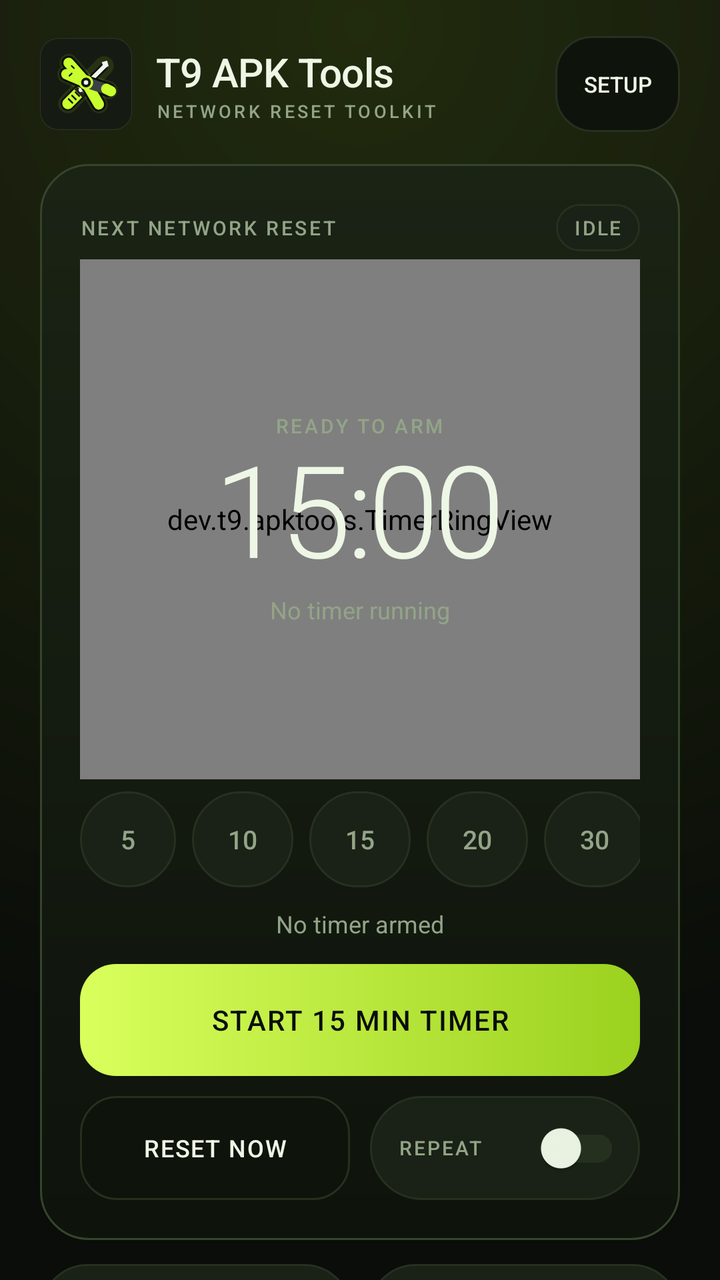
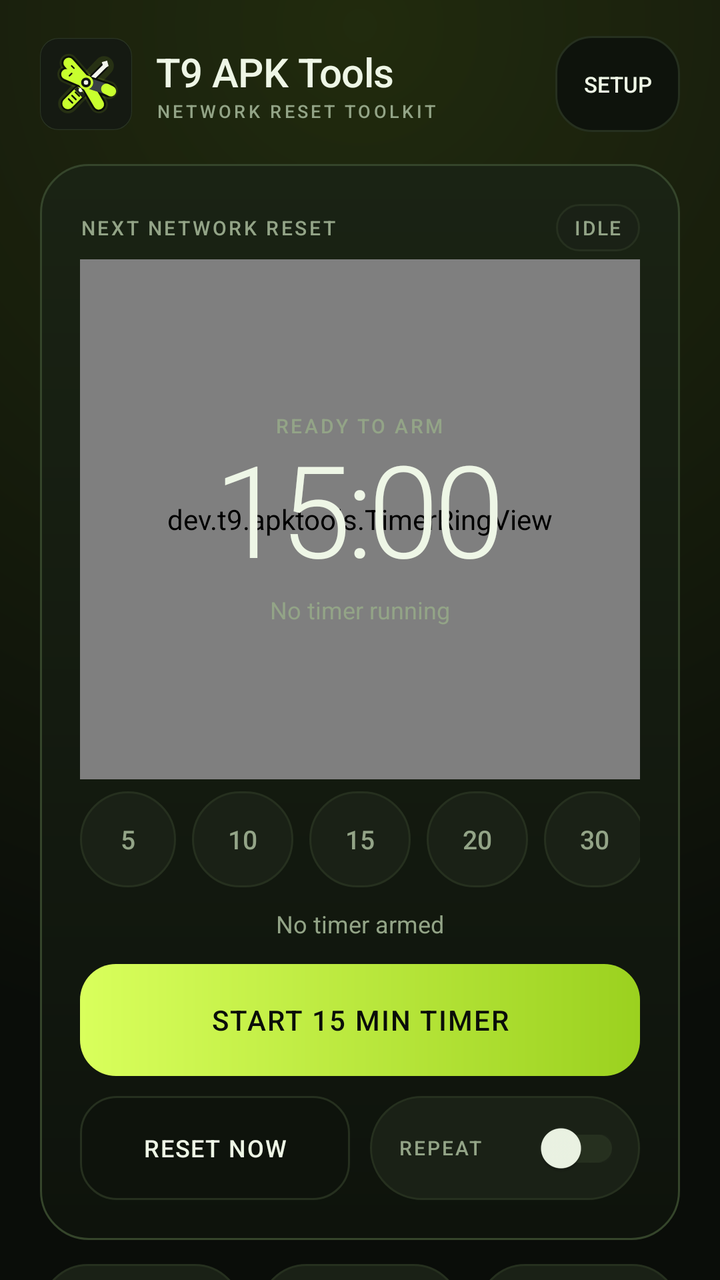

Screens rendered from an Android XML layout before and after an edit, with the pre-edit source and the edit as a unified diff.
<!-- AndroidManifest.xml: application theme Theme.T9 -->
<!-- res/layout/activity_main.xml -->
<?xml version="1.0" encoding="utf-8"?>
<androidx.core.widget.NestedScrollView xmlns:android="http://schemas.android.com/apk/res/android"
    xmlns:app="http://schemas.android.com/apk/res-auto"
    android:layout_width="match_parent"
    android:layout_height="match_parent"
    android:background="@drawable/bg_app"
    android:fillViewport="true"
    android:scrollbars="none">

    <LinearLayout
        android:layout_width="match_parent"
        android:layout_height="wrap_content"
        android:orientation="vertical"
        android:paddingStart="20dp"
        android:paddingEnd="20dp"
        android:paddingTop="18dp"
        android:paddingBottom="32dp">

        <LinearLayout
            android:layout_width="match_parent"
            android:layout_height="wrap_content"
            android:gravity="center_vertical"
            android:orientation="horizontal">

            <ImageView
                android:layout_width="46dp"
                android:layout_height="46dp"
                android:contentDescription="@string/app_name"
                android:src="@drawable/ic_logo" />

            <LinearLayout
                android:layout_width="0dp"
                android:layout_height="wrap_content"
                android:layout_marginStart="12dp"
                android:layout_weight="1"
                android:orientation="vertical">

                <TextView
                    android:layout_width="wrap_content"
                    android:layout_height="wrap_content"
                    android:fontFamily="sans-serif-medium"
                    android:letterSpacing="-0.01"
                    android:text="@string/app_name"
                    android:textColor="@color/text"
                    android:textSize="20sp" />

                <TextView
                    android:layout_width="wrap_content"
                    android:layout_height="wrap_content"
                    android:fontFamily="sans-serif-medium"
                    android:letterSpacing="0.16"
                    android:text="NETWORK RESET TOOLKIT"
                    android:textColor="@color/muted"
                    android:textSize="9sp" />
            </LinearLayout>

            <TextView
                android:id="@+id/btnSetup"
                style="@style/T9SmallGhost"
                android:layout_marginStart="8dp"
                android:text="SETUP" />
        </LinearLayout>

        <LinearLayout style="@style/T9CardHero">

            <LinearLayout
                android:layout_width="match_parent"
                android:layout_height="wrap_content"
                android:gravity="center_vertical"
                android:orientation="horizontal">

                <TextView
                    style="@style/T9Label"
                    android:layout_weight="1"
                    android:text="NEXT NETWORK RESET" />

                <TextView
                    android:id="@+id/tvStatePill"
                    style="@style/T9StatusPill"
                    android:text="IDLE" />
            </LinearLayout>

            <FrameLayout
                android:layout_width="match_parent"
                android:layout_height="260dp"
                android:layout_marginTop="4dp">

                <dev.t9.apktools.TimerRingView
                    android:id="@+id/ring"
                    android:layout_width="match_parent"
                    android:layout_height="match_parent" />

                <LinearLayout
                    android:layout_width="wrap_content"
                    android:layout_height="wrap_content"
                    android:layout_gravity="center"
                    android:gravity="center"
                    android:orientation="vertical">

                    <TextView
                        android:id="@+id/tvRingLabel"
                        style="@style/T9Label"
                        android:text="READY TO ARM" />

                    <TextView
                        android:id="@+id/tvTime"
                        android:layout_width="wrap_content"
                        android:layout_height="wrap_content"
                        android:fontFamily="sans-serif-light"
                        android:fontFeatureSettings="tnum"
                        android:includeFontPadding="false"
                        android:letterSpacing="-0.04"
                        android:text="15:00"
                        android:textColor="@color/text"
                        android:textSize="64sp" />

                    <TextView
                        android:id="@+id/tvRingStatus"
                        android:layout_width="wrap_content"
                        android:layout_height="wrap_content"
                        android:layout_marginTop="2dp"
                        android:gravity="center"
                        android:text="No timer running"
                        android:textColor="@color/muted"
                        android:textSize="12sp" />
                </LinearLayout>
            </FrameLayout>

            <HorizontalScrollView
                android:layout_width="match_parent"
                android:layout_height="wrap_content"
                android:layout_marginTop="6dp"
                android:clipToPadding="false"
                android:scrollbars="none">

                <LinearLayout
                    android:layout_width="wrap_content"
                    android:layout_height="wrap_content"
                    android:orientation="horizontal"
                    android:paddingEnd="4dp">

                    <TextView android:id="@+id/chip5" style="@style/T9Chip" android:text="5" />
                    <TextView android:id="@+id/chip10" style="@style/T9Chip" android:text="10" />
                    <TextView android:id="@+id/chip15" style="@style/T9Chip" android:text="15" />
                    <TextView android:id="@+id/chip20" style="@style/T9Chip" android:text="20" />
                    <TextView android:id="@+id/chip30" style="@style/T9Chip" android:text="30" />
                    <TextView android:id="@+id/chipCustom" style="@style/T9Chip" android:text="CUSTOM" />
                </LinearLayout>
            </HorizontalScrollView>

            <TextView
                android:id="@+id/tvNext"
                android:layout_width="match_parent"
                android:layout_height="wrap_content"
                android:layout_marginTop="10dp"
                android:gravity="center"
                android:lineSpacingMultiplier="1.3"
                android:text="No timer armed"
                android:textColor="@color/muted"
                android:textSize="12sp" />

            <TextView
                android:id="@+id/btnPrimary"
                style="@style/T9PrimaryButton"
                android:layout_marginTop="12dp"
                android:text="START 15 MIN TIMER" />

            <LinearLayout
                android:layout_width="match_parent"
                android:layout_height="wrap_content"
                android:layout_marginTop="10dp"
                android:orientation="horizontal">

                <TextView
                    android:id="@+id/btnResetNow"
                    style="@style/T9GhostButton"
                    android:layout_width="0dp"
                    android:layout_height="52dp"
                    android:layout_weight="1"
                    android:text="RESET NOW" />

                <Space
                    android:layout_width="10dp"
                    android:layout_height="1dp" />

                <LinearLayout
                    android:layout_width="0dp"
                    android:layout_height="52dp"
                    android:layout_weight="1"
                    android:background="@drawable/bg_pill"
                    android:gravity="center_vertical"
                    android:orientation="horizontal"
                    android:paddingStart="14dp"
                    android:paddingEnd="10dp">

                    <TextView
                        android:layout_width="0dp"
                        android:layout_height="wrap_content"
                        android:layout_weight="1"
                        android:fontFamily="sans-serif-medium"
                        android:letterSpacing="0.1"
                        android:text="REPEAT"
                        android:textColor="@color/muted"
                        android:textSize="10sp" />

                    <androidx.appcompat.widget.SwitchCompat
                        android:id="@+id/switchRepeat"
                        android:layout_width="wrap_content"
                        android:layout_height="wrap_content"
                        app:showText="false" />
                </LinearLayout>
            </LinearLayout>
        </LinearLayout>

        <LinearLayout
            android:layout_width="match_parent"
            android:layout_height="wrap_content"
            android:layout_marginTop="12dp"
            android:orientation="horizontal">

            <TextView
                android:id="@+id/chipAccess"
                android:layout_width="0dp"
                android:layout_height="48dp"
                android:layout_weight="1"
                android:background="@drawable/bg_pill"
                android:ellipsize="end"
                android:fontFamily="sans-serif-medium"
                android:gravity="center"
                android:letterSpacing="0.04"
                android:singleLine="true"
                android:text="ACCESSIBILITY OFF"
                android:textColor="@color/muted"
                android:textSize="10sp" />

            <Space
                android:layout_width="8dp"
                android:layout_height="1dp" />

            <TextView
                android:id="@+id/chipDirect"
                android:layout_width="0dp"
                android:layout_height="48dp"
                android:layout_weight="1"
                android:background="@drawable/bg_pill"
                android:ellipsize="end"
                android:fontFamily="sans-serif-medium"
                android:gravity="center"
                android:letterSpacing="0.04"
                android:singleLine="true"
                android:text="ADB DIRECT OFF"
                android:textColor="@color/muted"
                android:textSize="10sp" />
        </LinearLayout>

        <LinearLayout style="@style/T9Card">

            <LinearLayout
                android:layout_width="match_parent"
                android:layout_height="wrap_content"
                android:gravity="center_vertical"
                android:orientation="horizontal">

                <TextView
                    style="@style/T9Label"
                    android:layout_weight="1"
                    android:text="PUBLIC IP" />

                <TextView
                    android:id="@+id/tvIpBadge"
                    style="@style/T9StatusPill"
                    android:text="NOT CHECKED" />

                <ImageButton
                    android:id="@+id/btnRefreshIp"
                    android:layout_width="48dp"
                    android:layout_height="48dp"
                    android:layout_marginStart="8dp"
                    android:background="@drawable/bg_icon_button"
                    android:contentDescription="Refresh public IP"
                    android:padding="13dp"
                    android:src="@drawable/ic_refresh"
                    android:tint="@color/muted" />
            </LinearLayout>

            <TextView
                android:id="@+id/tvIp"
                android:layout_width="match_parent"
                android:layout_height="wrap_content"
                android:layout_marginTop="2dp"
                android:fontFamily="monospace"
                android:fontFeatureSettings="tnum"
                android:letterSpacing="-0.02"
                android:text="—"
                android:textColor="@color/text"
                android:textSize="30sp" />

            <TextView
                android:id="@+id/tvIpMeta"
                android:layout_width="match_parent"
                android:layout_height="wrap_content"
                android:layout_marginTop="2dp"
                android:text="No check yet"
                android:textColor="@color/muted_dim"
                android:textSize="11sp" />

            <LinearLayout
                android:id="@+id/ipCompare"
                android:layout_width="match_parent"
                android:layout_height="wrap_content"
                android:layout_marginTop="12dp"
                android:background="@drawable/bg_compare"
                android:orientation="vertical"
                android:paddingStart="12dp"
                android:paddingTop="10dp"
                android:paddingEnd="12dp"
                android:paddingBottom="11dp"
                android:visibility="gone">

                <LinearLayout
                    android:layout_width="match_parent"
                    android:layout_height="wrap_content"
                    android:gravity="center_vertical"
                    android:orientation="horizontal">

                    <TextView
                        android:layout_width="0dp"
                        android:layout_height="wrap_content"
                        android:layout_weight="1"
                        android:fontFamily="sans-serif-medium"
                        android:letterSpacing="0.1"
                        android:text="LAST RESET"
                        android:textAllCaps="true"
                        android:textColor="@color/muted_dim"
                        android:textSize="9sp" />

                    <TextView
                        android:id="@+id/tvIpVerdict"
                        style="@style/T9StatusPill"
                        android:text="CHANGED" />
                </LinearLayout>

                <LinearLayout
                    android:layout_width="match_parent"
                    android:layout_height="wrap_content"
                    android:layout_marginTop="8dp"
                    android:baselineAligned="false"
                    android:gravity="center_vertical"
                    android:orientation="horizontal">

                    <LinearLayout
                        android:layout_width="0dp"
                        android:layout_height="wrap_content"
                        android:layout_weight="1"
                        android:orientation="vertical">

                        <TextView
                            android:layout_width="wrap_content"
                            android:layout_height="wrap_content"
                            android:fontFamily="sans-serif-medium"
                            android:letterSpacing="0.1"
                            android:text="BEFORE"
                            android:textAllCaps="true"
                            android:textColor="@color/muted_dim"
                            android:textSize="9sp" />

                        <TextView
                            android:id="@+id/tvIpBefore"
                            android:layout_width="match_parent"
                            android:layout_height="wrap_content"
                            android:ellipsize="end"
                            android:fontFamily="monospace"
                            android:singleLine="true"
                            android:text="—"
                            android:textColor="@color/text"
                            android:textSize="14sp" />

                        <TextView
                            android:id="@+id/tvIpBeforeAt"
                            android:layout_width="wrap_content"
                            android:layout_height="wrap_content"
                            android:fontFamily="monospace"
                            android:text=""
                            android:textColor="@color/muted_dim"
                            android:textSize="9sp" />
                    </LinearLayout>

                    <TextView
                        android:id="@+id/tvIpArrow"
                        android:layout_width="wrap_content"
                        android:layout_height="wrap_content"
                        android:layout_marginStart="10dp"
                        android:layout_marginEnd="10dp"
                        android:text="→"
                        android:textColor="@color/lime"
                        android:textSize="18sp" />

                    <LinearLayout
                        android:layout_width="0dp"
                        android:layout_height="wrap_content"
                        android:layout_weight="1"
                        android:orientation="vertical">

                        <TextView
                            android:layout_width="wrap_content"
                            android:layout_height="wrap_content"
                            android:fontFamily="sans-serif-medium"
                            android:letterSpacing="0.1"
                            android:text="AFTER"
                            android:textAllCaps="true"
                            android:textColor="@color/muted_dim"
                            android:textSize="9sp" />

                        <TextView
                            android:id="@+id/tvIpAfter"
                            android:layout_width="match_parent"
                            android:layout_height="wrap_content"
                            android:ellipsize="end"
                            android:fontFamily="monospace"
                            android:singleLine="true"
                            android:text="—"
                            android:textColor="@color/lime"
                            android:textSize="14sp" />

                        <TextView
                            android:id="@+id/tvIpAfterAt"
                            android:layout_width="wrap_content"
                            android:layout_height="wrap_content"
                            android:fontFamily="monospace"
                            android:text=""
                            android:textColor="@color/muted_dim"
                            android:textSize="9sp" />
                    </LinearLayout>
                </LinearLayout>
            </LinearLayout>

            <TextView
                android:id="@+id/tvIpPrev"
                android:layout_width="match_parent"
                android:layout_height="wrap_content"
                android:layout_marginTop="10dp"
                android:lineSpacingMultiplier="1.3"
                android:text="Tap refresh. The app also reads the address once when it opens."
                android:textColor="@color/muted"
                android:textSize="12sp" />

            <LinearLayout
                android:id="@+id/btnIpDetails"
                android:layout_width="match_parent"
                android:layout_height="48dp"
                android:layout_marginTop="10dp"
                android:background="@drawable/bg_btn_ghost"
                android:clickable="true"
                android:contentDescription="Show the recent public IP checks"
                android:focusable="true"
                android:gravity="center"
                android:orientation="horizontal">

                <TextView
                    android:id="@+id/tvIpDetailsLabel"
                    android:layout_width="wrap_content"
                    android:layout_height="wrap_content"
                    android:fontFamily="sans-serif-medium"
                    android:letterSpacing="0.08"
                    android:text="DETAILS"
                    android:textAllCaps="true"
                    android:textColor="@color/text"
                    android:textSize="10sp" />

                <ImageView
                    android:id="@+id/ivIpChevron"
                    android:layout_width="16dp"
                    android:layout_height="16dp"
                    android:layout_marginStart="6dp"
                    android:contentDescription="@null"
                    android:src="@drawable/ic_chevron"
                    android:tint="@color/muted" />
            </LinearLayout>

            <LinearLayout
                android:id="@+id/ipDetailsPanel"
                android:layout_width="match_parent"
                android:layout_height="wrap_content"
                android:layout_marginTop="10dp"
                android:orientation="vertical"
                android:visibility="gone">

                <LinearLayout
                    android:id="@+id/ipDetailsList"
                    android:layout_width="match_parent"
                    android:layout_height="wrap_content"
                    android:orientation="vertical" />

                <TextView
                    android:layout_width="match_parent"
                    android:layout_height="wrap_content"
                    android:layout_marginTop="8dp"
                    android:lineSpacingMultiplier="1.3"
                    android:text="Read from api.ipify.org, icanhazip.com and ifconfig.me. Entries stay on this phone."
                    android:textColor="@color/muted_dim"
                    android:textSize="10sp" />

                <TextView
                    android:id="@+id/btnAllRuns"
                    style="@style/T9GhostButton"
                    android:layout_width="match_parent"
                    android:layout_height="48dp"
                    android:layout_marginTop="10dp"
                    android:text="ALL RESETS" />
            </LinearLayout>
        </LinearLayout>

        <LinearLayout style="@style/T9Card">

            <LinearLayout
                android:layout_width="match_parent"
                android:layout_height="wrap_content"
                android:gravity="center_vertical"
                android:orientation="horizontal">

                <TextView
                    style="@style/T9Label"
                    android:layout_weight="1"
                    android:text="ACTIVITY" />

                <TextView
                    android:id="@+id/btnClearLog"
                    android:layout_width="wrap_content"
                    android:layout_height="48dp"
                    android:background="@drawable/bg_btn_ghost"
                    android:clickable="true"
                    android:focusable="true"
                    android:fontFamily="sans-serif-medium"
                    android:gravity="center"
                    android:paddingStart="16dp"
                    android:paddingEnd="16dp"
                    android:text="CLEAR"
                    android:textColor="@color/muted"
                    android:textSize="10sp" />
            </LinearLayout>

            <LinearLayout
                android:id="@+id/logContainer"
                android:layout_width="match_parent"
                android:layout_height="wrap_content"
                android:layout_marginTop="10dp"
                android:orientation="vertical" />
        </LinearLayout>

        <TextView
            android:id="@+id/tvFooter"
            android:layout_width="match_parent"
            android:layout_height="wrap_content"
            android:layout_marginTop="18dp"
            android:clickable="true"
            android:focusable="true"
            android:gravity="center"
            android:lineSpacingMultiplier="1.3"
            android:minHeight="48dp"
            android:padding="12dp"
            android:text="HOW IT WORKS  ↗"
            android:textColor="@color/lime_dim"
            android:textSize="11sp" />

        <TextView
            android:id="@+id/tvBuild"
            android:layout_width="match_parent"
            android:layout_height="wrap_content"
            android:layout_marginTop="2dp"
            android:gravity="center"
            android:text="No root • No ads • No analytics"
            android:textColor="@color/muted_dim"
            android:textSize="10sp" />
    </LinearLayout>
</androidx.core.widget.NestedScrollView>
<!-- resources referenced by this layout -->
<resources>
  <color name="lime">#C8FF2E</color>
  <color name="lime_dim">#9BD11F</color>
  <color name="muted">#93A487</color>
  <color name="muted_dim">#66755E</color>
  <color name="text">#EEF6E6</color>
  <!-- drawable bg_btn_ghost (drawable) -->
  <?xml version="1.0" encoding="utf-8"?>
  <ripple xmlns:android="http://schemas.android.com/apk/res/android" android:color="#26C8FF2E">
      <item>
          <shape android:shape="rectangle">
              <solid android:color="#0E130C" />
              <corners android:radius="18dp" />
              <stroke android:width="1dp" android:color="@color/stroke" />
          </shape>
      </item>
  </ripple>
  <!-- drawable bg_compare (drawable) -->
  <?xml version="1.0" encoding="utf-8"?>
  <shape xmlns:android="http://schemas.android.com/apk/res/android"
      android:shape="rectangle">
      <solid android:color="#0E130C" />
      <corners android:radius="14dp" />
      <stroke
          android:width="1dp"
          android:color="@color/stroke" />
  </shape>
  <!-- drawable bg_icon_button (drawable) -->
  <?xml version="1.0" encoding="utf-8"?>
  <ripple xmlns:android="http://schemas.android.com/apk/res/android" android:color="#33C8FF2E">
      <item>
          <shape android:shape="oval">
              <solid android:color="#141A12" />
              <stroke android:width="1dp" android:color="@color/stroke" />
          </shape>
      </item>
  </ripple>
  <!-- drawable bg_pill (drawable) -->
  <?xml version="1.0" encoding="utf-8"?>
  <shape xmlns:android="http://schemas.android.com/apk/res/android" android:shape="rectangle">
      <solid android:color="@color/surface_2" />
      <corners android:radius="100dp" />
      <stroke android:width="1dp" android:color="@color/stroke" />
  </shape>
  <string name="app_name">T9 APK Tools</string>
  <style name="T9Card">
          <item name="android:layout_width">match_parent</item>
          <item name="android:layout_height">wrap_content</item>
          <item name="android:orientation">vertical</item>
          <item name="android:background">@drawable/bg_card</item>
          <item name="android:padding">18dp</item>
          <item name="android:layout_marginTop">16dp</item>
      </style>
  <style name="T9CardHero">
          <item name="android:layout_width">match_parent</item>
          <item name="android:layout_height">wrap_content</item>
          <item name="android:orientation">vertical</item>
          <item name="android:background">@drawable/bg_card_hero</item>
          <item name="android:padding">20dp</item>
          <item name="android:layout_marginTop">16dp</item>
      </style>
  <color name="bg">#0A0D09</color>
  <color name="stroke">#26301F</color>
  <color name="surface_2">#1A2116</color>
  <!-- drawable bg_card (drawable) -->
  <?xml version="1.0" encoding="utf-8"?>
  <shape xmlns:android="http://schemas.android.com/apk/res/android" android:shape="rectangle">
      <solid android:color="@color/surface" />
      <corners android:radius="22dp" />
      <stroke android:width="1dp" android:color="@color/stroke" />
  </shape>
  <!-- drawable bg_card_hero (drawable) -->
  <?xml version="1.0" encoding="utf-8"?>
  <shape xmlns:android="http://schemas.android.com/apk/res/android" android:shape="rectangle">
      <gradient
          android:angle="270"
          android:startColor="#1A2314"
          android:endColor="#0E130C" />
      <corners android:radius="24dp" />
      <stroke android:width="1dp" android:color="@color/stroke_bright" />
  </shape>
  <color name="surface">#121810</color>
  <style name="ThemeOverlay.T9.AlertDialog" parent="ThemeOverlay.Material3.MaterialAlertDialog">
          <item name="colorSurface">@color/surface_2</item>
          <item name="colorOnSurface">@color/text</item>
          <item name="android:colorBackground">@color/surface_2</item>
          <item name="colorPrimary">@color/lime</item>
          <item name="colorOnPrimary">@color/bg</item>
      </style>
  <color name="stroke_bright">#35452B</color>
  <color name="lime_bright">#D9FF5C</color>
  <!-- unchanged entries left out for length: 14 -->
</resources>

<!-- the commit's change to res/layout/activity_main.xml (unified diff, before → after) -->
@@ -249,6 +249,25 @@
                 android:letterSpacing="0.04"
                 android:singleLine="true"
                 android:text="ADB DIRECT OFF"
+                android:textColor="@color/muted"
+                android:textSize="10sp" />
+
+            <Space
+                android:layout_width="8dp"
+                android:layout_height="1dp" />
+
+            <TextView
+                android:id="@+id/chipShell"
+                android:layout_width="0dp"
+                android:layout_height="48dp"
+                android:layout_weight="1"
+                android:background="@drawable/bg_pill"
+                android:ellipsize="end"
+                android:fontFamily="sans-serif-medium"
+                android:gravity="center"
+                android:letterSpacing="0.04"
+                android:singleLine="true"
+                android:text="SHIZUKU OFF"
                 android:textColor="@color/muted"
                 android:textSize="10sp" />
         </LinearLayout>
